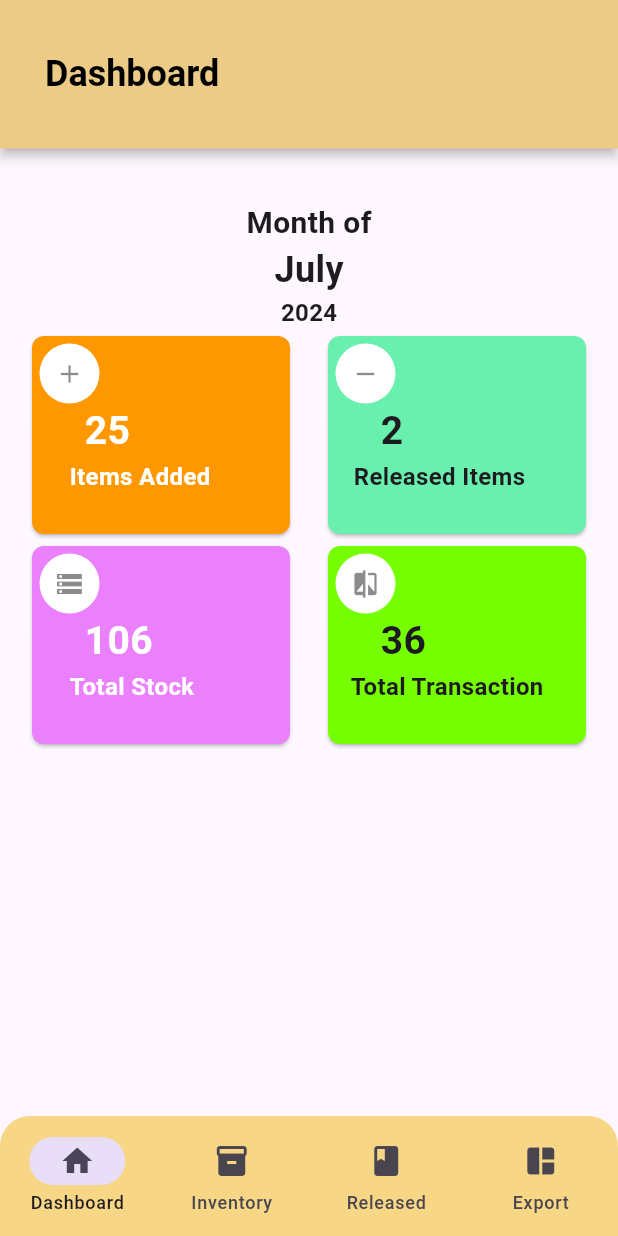
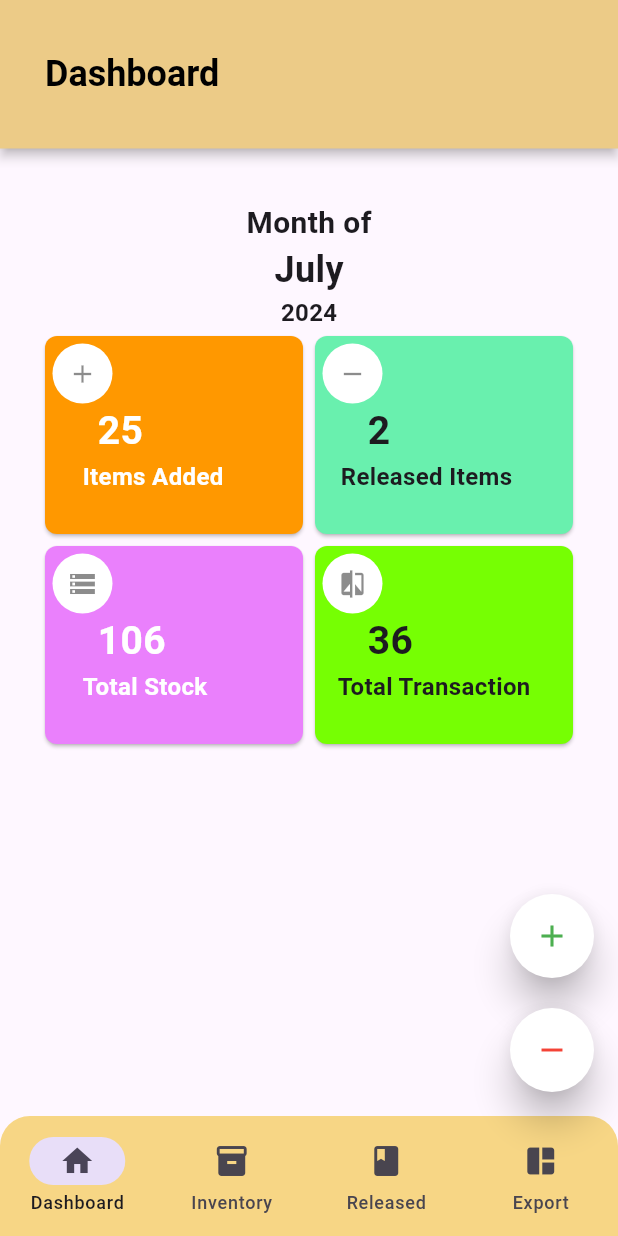
Before and after one commit to MorsHs/mobile-inventory-flutter, a Flutter app: the screen it shows after launch, on a phone screen of 412 x 824 dp. Run offline on Flutter 3.47's test engine with Material 3 defaults, Android fonts, the phone set to English and light mode, and no system bars.

Commit message:
added floating buttons and fixed the alignment issue

```diff
--- a/lib/Pages/Home.dart
+++ b/lib/Pages/Home.dart
@@ -65,7 +65,7 @@ class _DashboardState extends State<Dashboard> {
                   Column(
                     children: [
                       Row(
-                        mainAxisAlignment: MainAxisAlignment.spaceEvenly,
+                        mainAxisAlignment: MainAxisAlignment.center,
                         children: [
                           Cardreport(
                             icons: Icons.add,
@@ -85,7 +85,7 @@ class _DashboardState extends State<Dashboard> {
                         ],
                       ),
                       Row(
-                        mainAxisAlignment: MainAxisAlignment.spaceEvenly,
+                        mainAxisAlignment: MainAxisAlignment.center,
                         children: [
                           Cardreport(
                             icons: Icons.storage,
@@ -112,6 +112,34 @@ class _DashboardState extends State<Dashboard> {
           )
         ],
       ),
+      floatingActionButton: Column(
+        mainAxisAlignment: MainAxisAlignment.end,
+        children: [
+          FloatingActionButton(
+            onPressed: () => null,
+            child: Icon(
+              Icons.add,
+              color: Colors.green,
+            ),
+            backgroundColor: Colors.white,
+            shape:
+                RoundedRectangleBorder(borderRadius: BorderRadius.circular(30)),
+            elevation: 10,
+          ),
+          SizedBox(height: 20,),
+          FloatingActionButton(
+            onPressed: () => null,
+            child: Icon(
+              Icons.remove,
+              color: Colors.red,
+            ),
+            backgroundColor: Colors.white,
+            shape:
+            RoundedRectangleBorder(borderRadius: BorderRadius.circular(30)),
+            elevation: 10,
+          )
+        ],
+      ),
     );
   }
 }
```
Also changed, not shown: lib/Pages/Inventory.dart (added).
